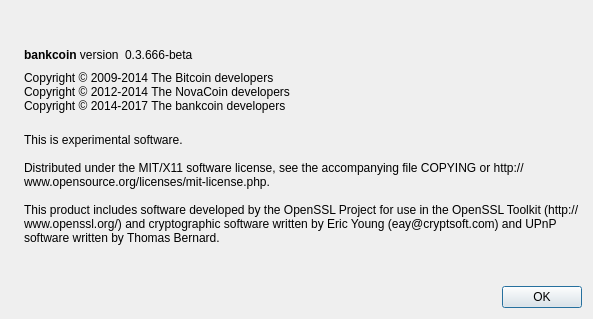
The window that src/qt/forms/aboutdialog.ui (bankcoin18/bankcoin) describes before a commit, drawn with Qt 5.
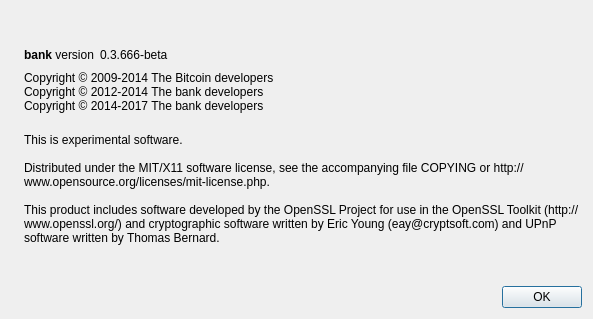
The same window after the commit. Icons and pictures are not drawn.

```diff
--- a/src/qt/forms/aboutdialog.ui
+++ b/src/qt/forms/aboutdialog.ui
@@ -50,7 +50,7 @@
           <cursorShape>IBeamCursor</cursorShape>
          </property>
          <property name="text">
-          <string>&lt;b&gt;bankcoin&lt;/b&gt; version</string>
+          <string>&lt;b&gt;bank&lt;/b&gt; version</string>
          </property>
          <property name="textInteractionFlags">
           <set>Qt::LinksAccessibleByMouse|Qt::TextSelectableByKeyboard|Qt::TextSelectableByMouse</set>
@@ -92,8 +92,8 @@
        </property>
        <property name="text">
         <string>Copyright © 2009-2014 The Bitcoin developers
-Copyright © 2012-2014 The NovaCoin developers
-Copyright © 2014-2017 The bankcoin developers</string>
+Copyright © 2012-2014 The bank developers
+Copyright © 2014-2017 The bank developers</string>
        </property>
        <property name="textInteractionFlags">
         <set>Qt::LinksAccessibleByMouse|Qt::TextSelectableByKeyboard|Qt::TextSelectableByMouse</set>
```
Left out of the diff: 2 changed lines with no effect on the pictures.
